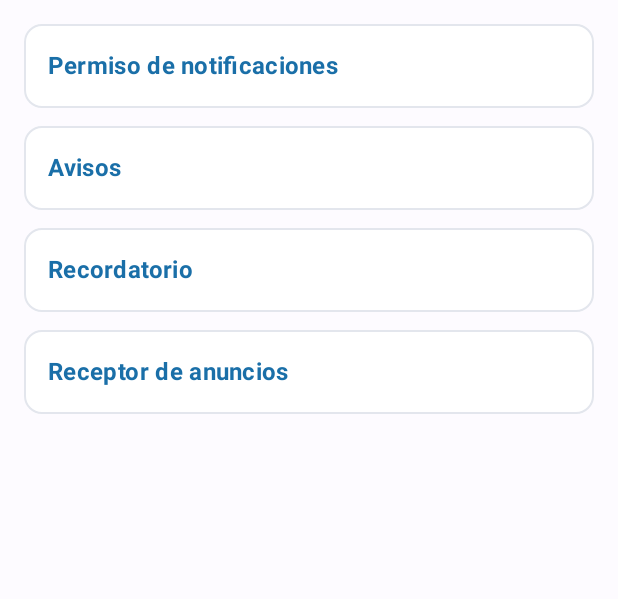
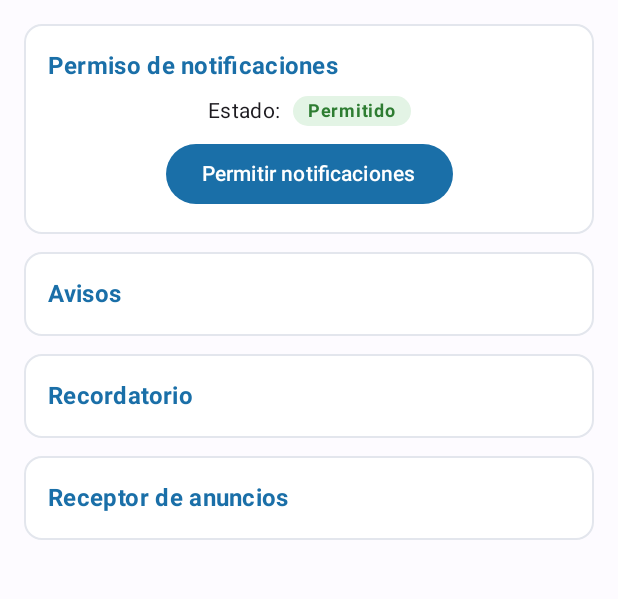
Before and after one commit to jordanabad797-pixel/AvisosCampus, an Android app built with Jetpack Compose: the screen it shows after launch (MainActivity), on a phone screen of 412 x 824 dp, the part 96-695 px from its top. Run offline under Robolectric (Android 15) with nearby library versions, the phone set to English and light mode, and no system bars.

Commit message:
feat(permiso): pide POST_NOTIFICATIONS y muestra su estado

```diff
--- a/app/src/main/AndroidManifest.xml
+++ b/app/src/main/AndroidManifest.xml
@@ -1,6 +1,8 @@
 <?xml version="1.0" encoding="utf-8"?>
 <manifest xmlns:android="http://schemas.android.com/apk/res/android"
     xmlns:tools="http://schemas.android.com/tools">
+
+    <uses-permission android:name="android.permission.POST_NOTIFICATIONS" />
 
     <application
         android:name=".AvisosApp"
--- a/app/src/main/java/com/tecsup/avisoscampus/notificacion/Notificador.kt
+++ b/app/src/main/java/com/tecsup/avisoscampus/notificacion/Notificador.kt
@@ -1,9 +1,12 @@
 package com.tecsup.avisoscampus.notificacion
 
+import android.Manifest
 import android.app.NotificationChannel
 import android.app.NotificationManager
 import android.content.Context
+import android.content.pm.PackageManager
 import android.os.Build
+import androidx.core.content.ContextCompat
 import com.tecsup.avisoscampus.model.Aviso
 
 object Notificador {
@@ -19,6 +22,14 @@ object Notificador {
         }
     }
 
+    fun tienePermiso(context: Context): Boolean {
+        if (Build.VERSION.SDK_INT < Build.VERSION_CODES.TIRAMISU) return true
+        return ContextCompat.checkSelfPermission(
+            context,
+            Manifest.permission.POST_NOTIFICATIONS
+        ) == PackageManager.PERMISSION_GRANTED
+    }
+
     fun mostrar(context: Context, aviso: Aviso): Boolean {
         return true
     }
--- a/app/src/main/java/com/tecsup/avisoscampus/ui/PantallaAvisos.kt
+++ b/app/src/main/java/com/tecsup/avisoscampus/ui/PantallaAvisos.kt
@@ -1,15 +1,22 @@
 package com.tecsup.avisoscampus.ui
 
+import android.Manifest
+import android.os.Build
+import androidx.activity.compose.rememberLauncherForActivityResult
+import androidx.activity.result.contract.ActivityResultContracts
 import androidx.compose.foundation.BorderStroke
+import androidx.compose.foundation.background
 import androidx.compose.foundation.layout.Arrangement
 import androidx.compose.foundation.layout.Column
 import androidx.compose.foundation.layout.ColumnScope
+import androidx.compose.foundation.layout.Row
 import androidx.compose.foundation.layout.fillMaxSize
 import androidx.compose.foundation.layout.fillMaxWidth
 import androidx.compose.foundation.layout.padding
 import androidx.compose.foundation.rememberScrollState
 import androidx.compose.foundation.shape.RoundedCornerShape
 import androidx.compose.foundation.verticalScroll
+import androidx.compose.material3.Button
 import androidx.compose.material3.Card
 import androidx.compose.material3.CardDefaults
 import androidx.compose.material3.ExperimentalMaterial3Api
@@ -20,19 +27,42 @@ import androidx.compose.material3.TopAppBar
 import androidx.compose.material3.TopAppBarDefaults
 import androidx.compose.runtime.Composable
 import androidx.compose.runtime.LaunchedEffect
+import androidx.compose.runtime.collectAsState
+import androidx.compose.runtime.getValue
+import androidx.compose.ui.Alignment
 import androidx.compose.ui.Modifier
 import androidx.compose.ui.graphics.Color
 import androidx.compose.ui.platform.LocalContext
 import androidx.compose.ui.text.font.FontWeight
 import androidx.compose.ui.unit.dp
+import com.tecsup.avisoscampus.model.PermisoUi
 import com.tecsup.avisoscampus.notificacion.Notificador
 import com.tecsup.avisoscampus.ui.theme.BordeTarjeta
+import com.tecsup.avisoscampus.ui.theme.GrisEtiqueta
+import com.tecsup.avisoscampus.ui.theme.GrisTexto
+import com.tecsup.avisoscampus.ui.theme.RojoEtiqueta
+import com.tecsup.avisoscampus.ui.theme.RojoTexto
+import com.tecsup.avisoscampus.ui.theme.VerdeEtiqueta
+import com.tecsup.avisoscampus.ui.theme.VerdeTexto
 import com.tecsup.avisoscampus.viewmodel.AvisosViewModel
 
 @OptIn(ExperimentalMaterial3Api::class)
 @Composable
 fun PantallaAvisos(vm: AvisosViewModel) {
     val contexto = LocalContext.current
+    val permiso by vm.permiso.collectAsState()
+
+    val lanzador = rememberLauncherForActivityResult(
+        ActivityResultContracts.RequestPermission()
+    ) { concedido ->
+        vm.permisoRespondido(concedido)
+    }
+
+    LaunchedEffect(Unit) {
+        if (Notificador.tienePermiso(contexto)) {
+            vm.permisoRespondido(true)
+        }
+    }
 
     LaunchedEffect(Unit) {
         vm.eventos.collect { aviso ->
@@ -60,6 +90,22 @@ fun PantallaAvisos(vm: AvisosViewModel) {
             verticalArrangement = Arrangement.spacedBy(12.dp)
         ) {
             Tarjeta("Permiso de notificaciones") {
+                Row(
+                    verticalAlignment = Alignment.CenterVertically,
+                    horizontalArrangement = Arrangement.spacedBy(8.dp)
+                ) {
+                    Text("Estado:", style = MaterialTheme.typography.bodyMedium)
+                    EtiquetaPermiso(permiso)
+                }
+                Button(onClick = {
+                    if (Build.VERSION.SDK_INT >= Build.VERSION_CODES.TIRAMISU) {
+                        lanzador.launch(Manifest.permission.POST_NOTIFICATIONS)
+                    } else {
+                        vm.permisoRespondido(true)
+                    }
+                }) {
+                    Text("Permitir notificaciones")
+                }
             }
             Tarjeta("Avisos") {
             }
@@ -69,6 +115,24 @@ fun PantallaAvisos(vm: AvisosViewModel) {
             }
         }
     }
+}
+
+@Composable
+private fun EtiquetaPermiso(permiso: PermisoUi) {
+    val (texto, fondo, color) = when (permiso) {
+        PermisoUi.SinPedir -> Triple("Sin pedir", GrisEtiqueta, GrisTexto)
+        PermisoUi.Concedido -> Triple("Permitido", VerdeEtiqueta, VerdeTexto)
+        PermisoUi.Denegado -> Triple("Denegado", RojoEtiqueta, RojoTexto)
+    }
+    Text(
+        text = texto,
+        color = color,
+        fontWeight = FontWeight.Bold,
+        style = MaterialTheme.typography.labelMedium,
+        modifier = Modifier
+            .background(fondo, RoundedCornerShape(50))
+            .padding(horizontal = 10.dp, vertical = 2.dp)
+    )
 }
 
 @Composable
@@ -83,13 +147,15 @@ fun Tarjeta(titulo: String, contenido: @Composable ColumnScope.() -> Unit) {
             modifier = Modifier
                 .fillMaxWidth()
                 .padding(16.dp),
+            horizontalAlignment = Alignment.CenterHorizontally,
             verticalArrangement = Arrangement.spacedBy(8.dp)
         ) {
             Text(
                 text = titulo,
                 color = MaterialTheme.colorScheme.primary,
                 style = MaterialTheme.typography.titleMedium,
-                fontWeight = FontWeight.Bold
+                fontWeight = FontWeight.Bold,
+                modifier = Modifier.fillMaxWidth()
             )
             contenido()
         }
--- a/app/src/main/java/com/tecsup/avisoscampus/viewmodel/AvisosViewModel.kt
+++ b/app/src/main/java/com/tecsup/avisoscampus/viewmodel/AvisosViewModel.kt
@@ -23,4 +23,8 @@ class AvisosViewModel(private val repo: AvisosRepository) : ViewModel() {
 
     private val _mensaje = MutableStateFlow<String?>(null)
     val mensaje: StateFlow<String?> = _mensaje.asStateFlow()
+
+    fun permisoRespondido(concedido: Boolean) {
+        _permiso.value = if (concedido) PermisoUi.Concedido else PermisoUi.Denegado
+    }
 }
```
